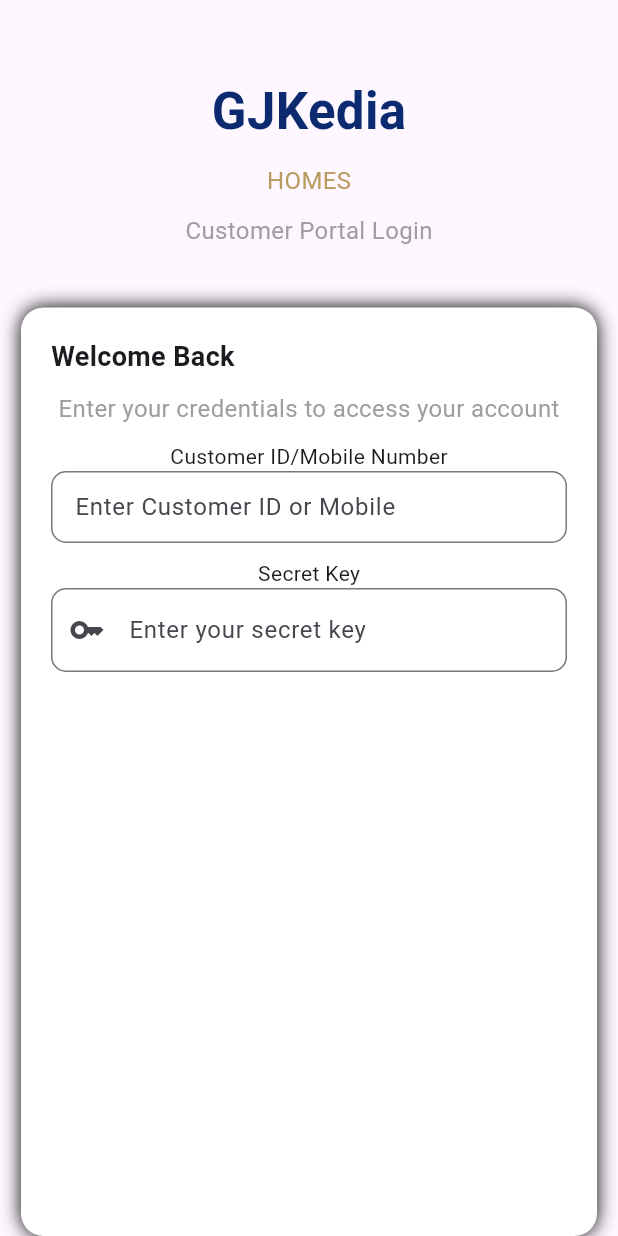
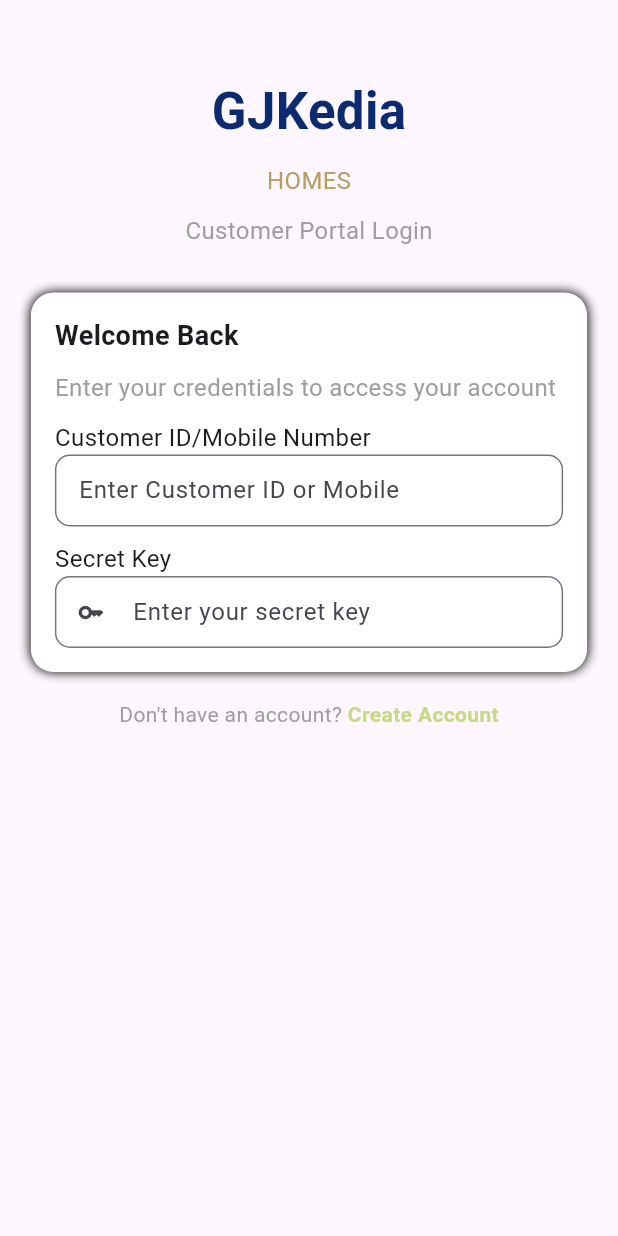
Before and after one commit to RkNani19/cp_app, a Flutter app: the screen it shows after launch, on a phone screen of 412 x 824 dp. Run offline on Flutter 3.47's test engine with Material 3 defaults, Android fonts, the phone set to English and light mode, and no system bars.

Commit message:
Update login screen and add create account

```diff
--- /dev/null
+++ b/lib/view/create_account.dart
@@ -0,0 +1,16 @@
+import 'package:flutter/material.dart';
+
+class CreateAccount extends StatefulWidget {
+  const CreateAccount({super.key, required this.title});
+  final String title;
+
+  @override
+  State<CreateAccount> createState() => _CreateAccountState();
+}
+
+class _CreateAccountState extends State<CreateAccount> {
+  @override
+  Widget build(BuildContext context) {
+    return Scaffold();
+  }
+}
--- a/lib/view/login_screen.dart
+++ b/lib/view/login_screen.dart
@@ -1,4 +1,5 @@
 import 'package:flutter/material.dart';
+import 'package:gjk_cp/view/create_account.dart';
 
 class LoginScreen extends StatefulWidget {
   const LoginScreen({super.key, required this.title});
@@ -44,48 +45,45 @@
                       "Customer Portal Login",
                       style: TextStyle(fontSize: 16, color: Colors.grey),
                     ),
-
-                    SizedBox(height: 20),
                   ],
                 ),
               ),
             ),
             SizedBox(height: 10),
-            Expanded(
+            Center(
               child: Container(
-                margin: const EdgeInsets.symmetric(horizontal: 14),
-                padding: EdgeInsets.all(20),
+                  width: MediaQuery.of(context).size.width * 0.9,
+               margin: const EdgeInsets.symmetric(vertical: 10),
+                padding: const EdgeInsets.all(16),
                 decoration: BoxDecoration(
                   color: Colors.white,
                   borderRadius: BorderRadius.circular(15),
-                  boxShadow: [BoxShadow(blurRadius: 10)],
+                  boxShadow: [BoxShadow(blurRadius: 6)],
                 ),
                 child: Column(
+                  crossAxisAlignment: CrossAxisAlignment.start,
                   children: [
-                    Row(
-                      children: [ Text(
+                    Text(
                       "Welcome Back",
                       style: TextStyle(
                         fontSize: 18,
                         fontWeight: FontWeight.bold,
                       ),
-
-                    ),
-                      ]
                     ),
                     const SizedBox(height: 10),
 
                     const Text(
                       "Enter your credentials to access your account",
-                      style: TextStyle(
-                        fontSize: 16,
-                        color: Colors.grey,
-                      ),
+                      style: TextStyle(fontSize: 16, color: Colors.grey),
                     ),
 
-                    SizedBox(height: 10,),
-                    Text("Customer ID/Mobile Number"),
-                    TextField(decoration: InputDecoration(
+                    SizedBox(height: 10),
+                    Text(
+                      "Customer ID/Mobile Number",
+                      style: TextStyle(fontSize: 16),
+                    ),
+                    TextField(
+                      decoration: InputDecoration(
                         labelText: "Enter Customer ID or Mobile",
                         border: OutlineInputBorder(
                           borderRadius: BorderRadius.circular(10),
@@ -94,18 +92,52 @@
                       ),
                     ),
 
-                    SizedBox(height: 10,),
-                    Text("Secret Key"),
-                    TextField(decoration: InputDecoration(
+                    SizedBox(height: 10),
+                    Text("Secret Key", style: TextStyle(fontSize: 16)),
+                    TextField(
+                      decoration: InputDecoration(
                         labelText: "Enter your secret key",
-                      prefixIcon:Icon(Icons.key_outlined),
+                        prefixIcon: Icon(Icons.key_outlined),
                         border: OutlineInputBorder(
-                        borderRadius: BorderRadius.circular(10)
-                      )
-                    ),)
+                          borderRadius: BorderRadius.circular(10),
+                        ),
+                        isDense: true,
+                      ),
+                    ),
                   ],
                 ),
               ),
+            ),
+
+            const SizedBox(height: 8),
+
+            Row(
+              mainAxisAlignment: MainAxisAlignment.center,
+              children: [
+                const Text(
+                  "Don't have an account? ",
+                  style: TextStyle(fontSize: 14, color: Colors.grey),
+                ),
+                GestureDetector(
+                  onTap: () {
+                    Navigator.push(
+                      context,
+                      MaterialPageRoute(
+                        builder: (context) =>
+                            const CreateAccount(title: 'Create Account'),
+                      ),
+                    );
+                  },
+                  child: const Text(
+                    "Create Account",
+                    style: TextStyle(
+                      fontSize: 14,
+                      color: Color.fromARGB(255, 198, 218, 132),
+                      fontWeight: FontWeight.bold,
+                    ),
+                  ),
+                ),
+              ],
             ),
           ],
         ),
```
Lines whose indentation alone changed are shown as unchanged.
